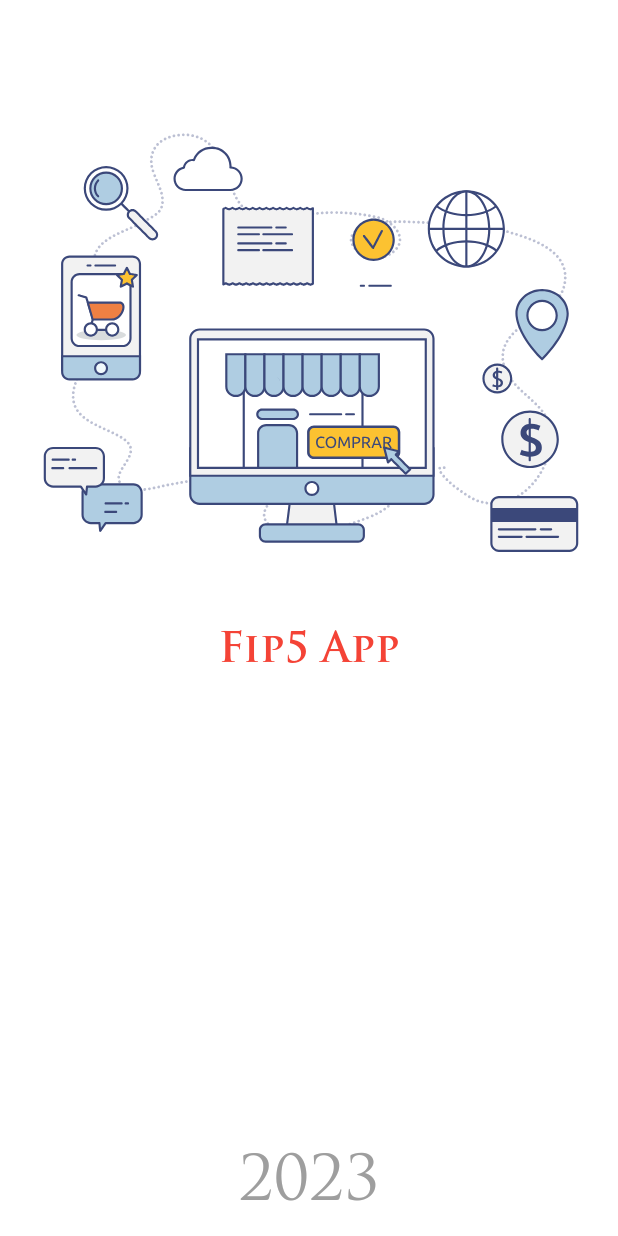
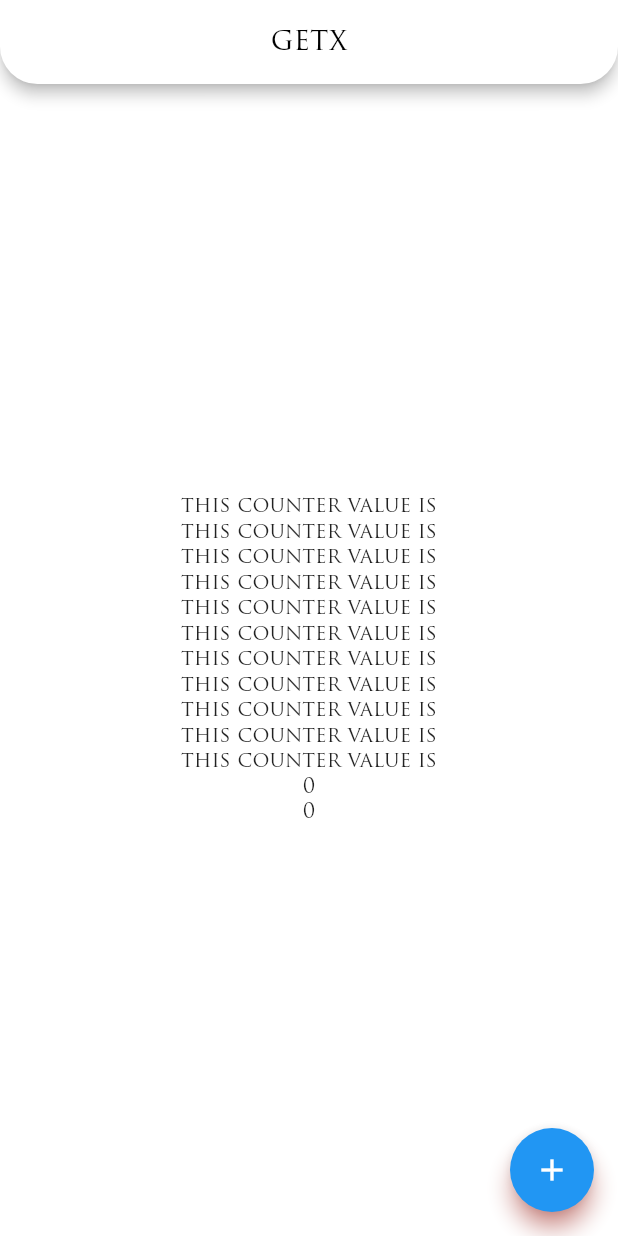
Before and after one commit to anassrasheed/fip5, a Flutter app: the screen it shows after launch, on a phone screen of 412 x 824 dp. Run offline on Flutter 3.47's test engine with Material 2 defaults, Android fonts, the phone set to English and light mode, and no system bars; our stand-ins replace get, image_picker, lottie, persistent_bottom_nav_bar, shared_preferences, shimmer and 2 more; missing offline and left inert: adaptive_action_sheet; key blocks and very long unbroken strings in the code were emptied for the run.

Commit message:
feat: add getx for the project

```diff
--- /dev/null
+++ b/lib/config/app_constants.dart
@@ -0,0 +1,4 @@
+class AppConstants {
+
+  static const double textFieldSpacing=20;
+}
--- /dev/null
+++ b/lib/getx/counter_example/counter_view.dart
@@ -0,0 +1,81 @@
+import 'dart:developer';
+
+import 'package:fip5/old/oop3.dart';
+import 'package:fip5/utils/ui/common_views.dart';
+import 'package:flutter/material.dart';
+import 'package:get/get.dart';
+
+import 'couter_controller.dart';
+
+class CounterScreen extends StatefulWidget {
+  const CounterScreen({Key? key}) : super(key: key);
+
+  @override
+  State<CounterScreen> createState() => _CounterScreenState();
+}
+
+class _CounterScreenState extends State<CounterScreen> {
+ final CounterController currentController =
+      Get.put(CounterController()); // init  dependency injection
+  @override
+  Widget build(BuildContext context) {
+    return Scaffold(
+      appBar: CommonViews().getAppBar(title: "getx"),
+      floatingActionButton: Obx(
+        ()=> FloatingActionButton(
+          backgroundColor: Colors.blue,
+          child: Icon(Icons.add),
+          onPressed: () {
+            currentController.incrementCounter();
+          },
+        ),
+      ),
+      body: Center(
+        child: Column(mainAxisAlignment: MainAxisAlignment.center, children: [
+          Text('this counter value is'),
+          Text('this counter value is'),
+          Text('this counter value is'),
+          Text('this counter value is'),
+          Text('this counter value is'),
+          Text('this counter value is'),
+          Text('this counter value is'),
+          Text('this counter value is'),
+          Text('this counter value is'),
+          Text('this counter value is'),
+          Text('this counter value is'),
+          Obx(() {
+            print("Counter 2 called");
+            return Text(currentController.counter2.value.toString()); // ignore
+          }),
+          Obx(() {
+            print("Counter 1 called");
+            return Text(currentController.counter.value.toString());
+          }),
+        ]),
+      ),
+    );
+    // print("Build Called");
+    // return GetBuilder<CounterController>(
+    //   init: CounterController(), // new object
+    //   builder: (currentController) {
+    //     return Scaffold(
+    //       appBar: CommonViews().getAppBar(title: "getx"),
+    //       floatingActionButton: FloatingActionButton(
+    //         backgroundColor: Colors.blue,
+    //         child: Icon(Icons.add),
+    //         onPressed: () {
+    //           currentController.incrementCounter();
+    //         },
+    //       ),
+    //       body: Center(
+    //         child:
+    //             Column(mainAxisAlignment: MainAxisAlignment.center, children: [
+    //           Text('this counter value is'),
+    //           Text(currentController.model.counter.toString()), // update
+    //         ]),
+    //       ),
+    //     );
+    //   },
+    // );
+  }
+}
--- /dev/null
+++ b/lib/getx/counter_example/couter_controller.dart
@@ -0,0 +1,18 @@
+import 'package:get/get.dart';
+
+import 'counter_model.dart';
+
+class CounterController extends GetxController {
+  // inheritance
+  // var model = CounterModel().obs; // reactive listen stream
+  var counter = 0.obs;
+  var counter2 = 0.obs;
+
+  void incrementCounter() {
+    counter.value++;
+  }
+
+  void decreaseCounter() {
+    counter.value--;
+  }
+}
--- a/lib/main_ui.dart
+++ b/lib/main_ui.dart
@@ -1,21 +1,21 @@
 import 'package:fip5/config/app_colors.dart';
-import 'package:fip5/screens/splash/splash_screen.dart';
 import 'package:flutter/material.dart';
 import 'package:flutter_localizations/flutter_localizations.dart';
+import 'package:get/get.dart';
 import 'package:scoped_model/scoped_model.dart';
 import 'package:sizer/sizer.dart';
 
+import 'getx/counter_example/counter_view.dart';
+import 'getx/navigators/screen_a.dart';
+import 'getx/navigators/screen_b.dart';
+import 'getx/navigators/screen_c.dart';
 import 'l10n/app_language.dart';
-import 'old/builders/list_view_builder.dart';
 import 'old/generated/l10n.dart';
-import 'old/navigations/screen_a.dart';
-import 'old/navigations/screen_b.dart';
-import 'old/navigations/screen_c.dart';
 
 void main() {
   runApp(ScopedModel<AppLanguage>(
+    model: AppLanguage(),
     child: const MyApp(),
-    model: AppLanguage(),
   ));
 }
 
@@ -31,8 +31,8 @@
   Widget build(BuildContext context) {
     return ScopedModelDescendant<AppLanguage>(builder: (context, child, model) {
       return Sizer(builder: (context, orientation, deviceType) {
-        return MaterialApp(
-          home: const SplashScreen(),
+        return GetMaterialApp(
+          home: CounterScreen(),
           locale: model.appLocale,
           supportedLocales: S.delegate.supportedLocales,
           localizationsDelegates: const [
@@ -52,11 +52,17 @@
               // textTheme: GoogleFonts.abelTextTheme(Theme.of(context).textTheme),
               // ctrl + s  hotReload
               shadowColor: Colors.red),
-          routes: {
-            "/screenA": (c) => ScreenA(),
-            "/screenB": (c) => ScreenB(),
-            "/screenC": (c) => const ScreenC(),
-          },
+          // routes: {
+          //   "/screenA": (c) => ScreenA(),
+          //   "/screenB": (c) => ScreenB(),
+          //   "/screenC": (c) => const ScreenC(),
+          // },
+          getPages: [
+            GetPage(
+              name: "/screenA",
+              page: () => ScreenA(),
+            )
+          ],
           // initialRoute: "/screenA",
           title: "Fip5",
           debugShowCheckedModeBanner: false,
@@ -98,12 +104,12 @@
           child: Container(
             color: Colors.yellow,
             child: Row(
+              mainAxisAlignment: MainAxisAlignment.spaceAround,
+              crossAxisAlignment: CrossAxisAlignment.start,
               children: const [
                 Text("Anas"),
                 Text("Hussain"),
               ],
-              mainAxisAlignment: MainAxisAlignment.spaceAround,
-              crossAxisAlignment: CrossAxisAlignment.start,
             ),
           )), // column row
     );
--- a/lib/old/oop3.dart
+++ b/lib/old/oop3.dart
@@ -44,7 +44,7 @@
 
 // class Object // attributes
 // Name Age Weight Height Ssn
-class Person {
+class Person { // model
   // upper camel case
   // data type
   // object
--- a/lib/screens/intro/intro_screen.dart
+++ b/lib/screens/intro/intro_screen.dart
@@ -19,7 +19,7 @@
   State<IntroScreen> createState() => _IntroScreenState();
 }
 
-class _IntroScreenState extends State<IntroScreen> with Fip5Views {
+class _IntroScreenState extends State<IntroScreen> {
   final List<Widget> _pages = [];
   PageController controller = PageController();
   int _pageIndex = 0;
@@ -82,7 +82,7 @@
                         FIP5Navigator.of(context)
                             .pushAndRemoveUntil(LoginScreen());
                       })
-                  : createButton(
+                  : CommonViews().createButton(
                       title: "Next",
                       onPressed: () {
                         controller.animateToPage(_pageIndex + 1,
--- a/lib/utils/helpers/fip5_navigator.dart
+++ b/lib/utils/helpers/fip5_navigator.dart
@@ -12,7 +12,7 @@
     rootNav = rootNavigator;
   }
 
-  final int _delay = 2000;
+  final int _delay = 800;
 
   Future<T?> push(Widget child) {
     return Navigator.of(context, rootNavigator: rootNav).push(
--- a/pubspec.yaml
+++ b/pubspec.yaml
@@ -47,6 +47,8 @@
   smooth_page_indicator:
   shared_preferences:
   lottie:
+  image_picker: 1.0.4
+  get: 4.6.5
 dev_dependencies:
   flutter_test:
     sdk: flutter
```
Also changed, not shown: lib/getx/navigators/screen_a.dart (added, +49 -0 lines), lib/getx/navigators/screen_b.dart (added, +43 -0 lines), lib/getx/navigators/screen_c.dart (added, +29 -0 lines), lib/old/oop7.dart (+9 -0 lines), lib/screens/login/login_screen.dart (+9 -0 lines), lib/screens/register/register_screen.dart (added, +136 -0 lines), lib/screens/splash/splash_screen.dart (+6 -3 lines), lib/utils/helpers/shared_prefs_helper.dart (+5 -10 lines), lib/utils/ui/common_views.dart (+76 -20 lines), lib/getx/counter_example/counter_model.dart (added), pubspec.lock, 3 other files.
